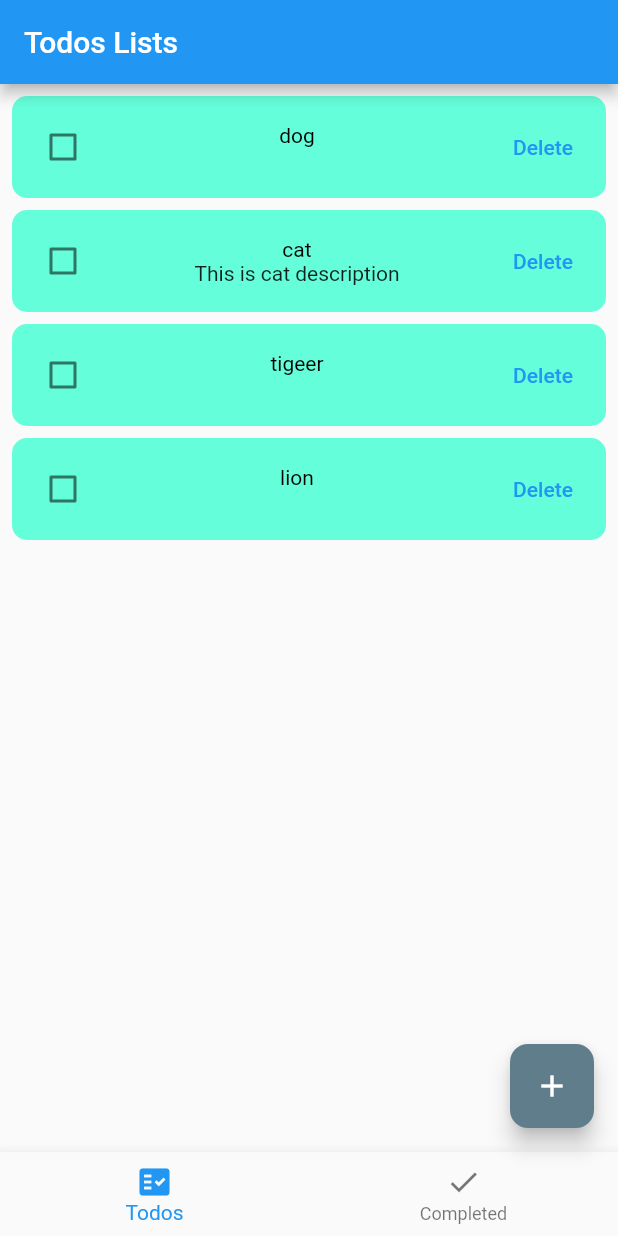
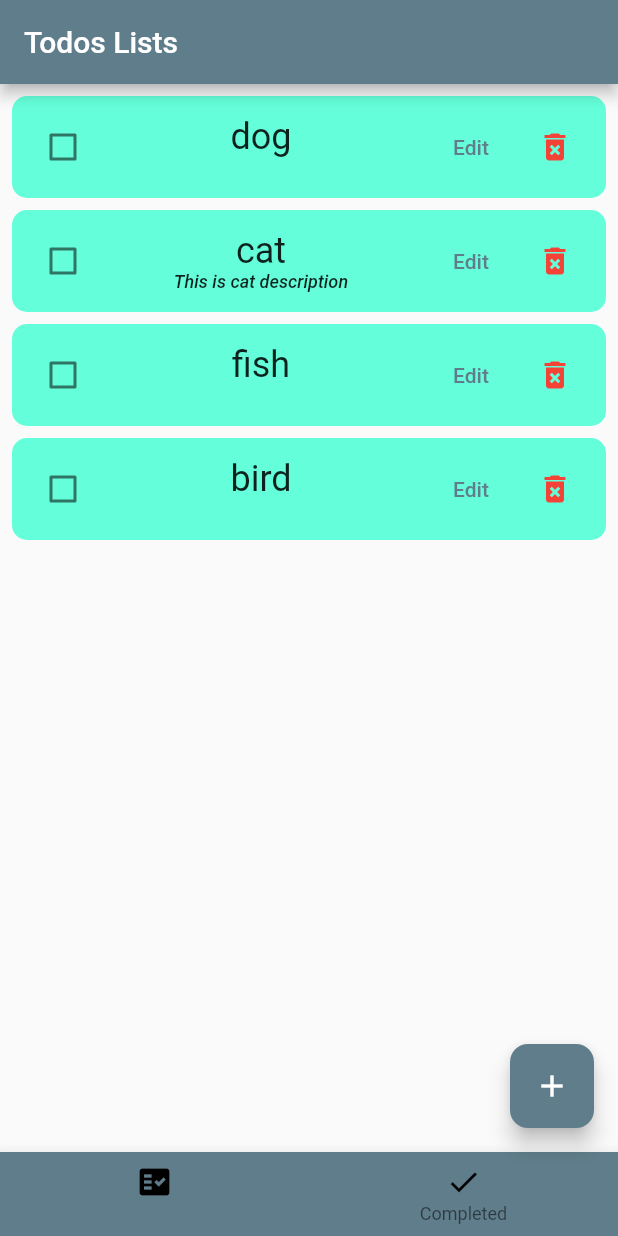
Before and after one commit to sibanjar/todos_flutter, a Flutter app: the screen it shows after launch, on a phone screen of 412 x 824 dp. Run offline on Flutter 3.47's test engine with Material 2 defaults, Android fonts, the phone set to English and light mode, and no system bars.

Commit message:
edit function added

```diff
--- a/lib/main.dart
+++ b/lib/main.dart
@@ -6,9 +6,12 @@ import 'package:todos/provider_model/todo_model.dart';
 import 'package:todos/view/home.dart';
 
 void main(){
-  runApp( ChangeNotifierProvider(
-          create: (BuildContext context)=>TodosProvider(),
-          child: const MyApp()));
+  runApp( MultiProvider(
+    providers: [
+    ChangeNotifierProvider(create: (BuildContext context)=>TodosProvider()),
+    ],
+            child: const MyApp(),
+  ));
 }
 
 class MyApp extends StatelessWidget {
@@ -16,7 +19,19 @@ class MyApp extends StatelessWidget {
 
   @override
   Widget build(BuildContext context) {
-    return const MaterialApp(
-        home: Home());
+    return MaterialApp(
+      debugShowCheckedModeBanner: false,
+      themeMode: ThemeMode.system,
+      theme: ThemeData(
+        primarySwatch: Colors.blueGrey,
+        primaryColor: Colors.blueGrey,
+        backgroundColor: Colors.white,
+        textTheme: const TextTheme(
+          headline1: TextStyle(fontSize: 14,fontWeight: FontWeight.bold),
+          subtitle1: TextStyle(fontSize: 12,fontWeight: FontWeight.w500,fontStyle: FontStyle.italic),
+        )
+      ),
+        darkTheme: ThemeData(),
+        home: const Home());
   }
 }
--- a/lib/provider_model/todo_model.dart
+++ b/lib/provider_model/todo_model.dart
@@ -1,6 +1,8 @@
 
 import 'package:flutter/cupertino.dart';
 import 'package:todos/provider_model/task_model.dart';
+
+import '../view/Utils.dart';
 
 class TodosProvider extends ChangeNotifier{
    final List<Task> _tasks=[
@@ -13,18 +15,19 @@ class TodosProvider extends ChangeNotifier{
          createdTime: DateTime.now(),
        description: 'This is cat description'
      ),
+    Task(
+        title: 'fish',
+      createdTime: DateTime.now(),
+    ),
      Task(
-         title: 'tigeer',
-         createdTime: DateTime.now()
-     ),
-     Task(
-         title: 'lion',
-         createdTime: DateTime.now()
-     ),
+         title: 'bird',
+         createdTime: DateTime.now(),
+     )
    ];
 
    List<Task> get tasks=> _tasks.where((task) => task.isDone==false).toList();
    List<Task> get tasksCompleted=> _tasks.where((task) => task.isDone==true).toList();
+
    void addTask(Task task){
    _tasks.add(task);
    notifyListeners();
@@ -35,9 +38,18 @@ class TodosProvider extends ChangeNotifier{
 
      notifyListeners();
    }
-   bool toggleTodoStatus(Task task){
+
+   void editTask(Task task, String title, String description,){
+     task.title=title;
+     task.description=description;
+
+     notifyListeners();
+   }
+
+   void toggleTodoStatus(BuildContext context,Task task){
      task.isDone=!task.isDone;
      notifyListeners();
-     return task.isDone;
+     Utils.showSnackBar(context, task.isDone?'task completed':'task incomplete');
+
    }
 }
--- a/lib/view/Todolist.dart
+++ b/lib/view/Todolist.dart
@@ -8,8 +8,9 @@ class TodoList extends StatelessWidget {
 
   @override
   Widget build(BuildContext context) {
-    final taskProvider = Provider.of<TodosProvider>(context);
-    final tasks =taskProvider.tasks;
+    return Consumer<TodosProvider>(
+      builder: (BuildContext context, taskProvider, Widget? child) {
+        final tasks = taskProvider.tasks;
         return ListView.separated(
           physics: const BouncingScrollPhysics(),
           padding: const EdgeInsets.all(8),
@@ -22,5 +23,8 @@ class TodoList extends StatelessWidget {
             return TodoWidget(todo: todo);
           },
         );
+      },
+
+    );
   }
 }
--- a/lib/view/home.dart
+++ b/lib/view/home.dart
@@ -23,17 +23,18 @@ class _HomeState extends State<Home> {
       appBar: AppBar(title: const Text('Todos Lists'),),
       body: tabs[selectedIndex],
       bottomNavigationBar: BottomNavigationBar(
+        backgroundColor: Theme.of(context).primaryColor,
         currentIndex: selectedIndex,
         onTap: (index)=>setState(() {
           selectedIndex =index;
         }),
         items: const [
         BottomNavigationBarItem(
-            icon: Icon(Icons.fact_check),
+            icon: Icon(Icons.fact_check,color: Colors.black,),
             label: 'Todos'
         ),
         BottomNavigationBarItem(
-            icon: Icon(Icons.done),
+            icon: Icon(Icons.done,color: Colors.black),
             label: 'Completed'
         ),
       ],),
--- a/lib/view/todoformwidget.dart
+++ b/lib/view/todoformwidget.dart
@@ -36,6 +36,7 @@ class TodoFormWidget extends StatelessWidget {
          if(title!.isEmpty){
            return 'Title cannot be empty.';
          }
+         return null;
        },
       decoration: const InputDecoration(
         border: UnderlineInputBorder(),
@@ -44,11 +45,13 @@ class TodoFormWidget extends StatelessWidget {
  );
   Widget buildDescription()=>TextFormField(
     maxLines: 3,
+    initialValue: description,
     onChanged: onChangedDescription,
     validator: (description){
       if(description!.isEmpty){
         return 'Description is empty';
       }
+      return null;
     },
     decoration: const InputDecoration(
       border: UnderlineInputBorder(),
--- a/lib/view/todopopup.dart
+++ b/lib/view/todopopup.dart
@@ -13,8 +13,8 @@ class TodoPopUp extends StatefulWidget {
 
 class _TodoPopUpState extends State<TodoPopUp> {
   final _formKey=GlobalKey<FormState>();
-  String title='q';
-  String description='q';
+  String title='';
+  String description='';
   @override
   Widget build(BuildContext context) {
     return AlertDialog(
--- a/lib/view/todowidget.dart
+++ b/lib/view/todowidget.dart
@@ -1,6 +1,7 @@
 import 'package:flutter/material.dart';
 import 'package:provider/provider.dart';
 import 'package:todos/provider_model/task_model.dart';
+import 'package:todos/view/edit_page.dart';
 import '../provider_model/todo_model.dart';
 import 'Utils.dart';
 
@@ -10,8 +11,10 @@ class TodoWidget extends StatelessWidget {
 
   @override
   Widget build(BuildContext context) {
-    return Container(
-      padding: EdgeInsets.all(10),
+    return InkWell(
+      onTap: () => editTodo(context, todo),
+      child: Container(
+        padding: const EdgeInsets.symmetric(horizontal: 10,vertical: 10),
         decoration: BoxDecoration(
           borderRadius: BorderRadius.circular(10),
           color: Colors.tealAccent,
@@ -27,25 +30,46 @@ class TodoWidget extends StatelessWidget {
                 value: todo.isDone,
                 onChanged: (_){
                 final provider = Provider.of<TodosProvider>(context,listen: false);
-              final bool isDone = provider.toggleTodoStatus(todo);
-              Utils.showSnackBar(context, isDone?'task completed':'task incomplete');
+                provider.toggleTodoStatus(context, todo);
                 }),
             Expanded(child: Column(
               children: [
-              Text(todo.title,style: const TextStyle(color: Colors.black),),
-              Text(todo.description),
+                Text(todo.title,style: Theme.of(context).textTheme.headline5),
+                Text(todo.description,style: Theme.of(context).textTheme.subtitle1),
               ],
             )),
+            Wrap(
+              children: [
                 TextButton(
-              onPressed:()=>deleteTodo(context,todo)
-              , child: const Text('Delete'))
+                  style: ButtonStyle(
+                    padding: MaterialStateProperty.all(EdgeInsets.zero),
+                  ),
+                    onPressed:()=>editTodo(context,todo)
+                    , child: const Text('Edit')),
+                // TextButton(
+                //     style: ButtonStyle(
+                //       padding: MaterialStateProperty.all(EdgeInsets.zero),
+                //     ),
+                //     onPressed:()=>deleteTodo(context,todo)
+                //     , child: const Text('Delete')),
+                IconButton(onPressed: ()=>deleteTodo(context,todo), icon: Icon(Icons.delete_forever,color: Colors.red,))
               ],
+            )
+          ],
+        ),
       ),
     );
   }
+
   void deleteTodo(BuildContext context,Task todo){
     final provider = Provider.of<TodosProvider>(context,listen: false);
     provider.removeTask(todo);
     Utils.showSnackBar(context,'Deleted the task');
   }
+
+  void editTodo(BuildContext context,Task todo){
+    Navigator.of(context).push(
+        MaterialPageRoute(builder: (context) => EditPage(todo: todo))
+    );
   }
+}
```
Also changed, not shown: lib/utilities/theme/theme.dart (added, +12 -0 lines), lib/view/edit_page.dart (added, +61 -0 lines). Lines whose indentation alone changed are shown as unchanged.
